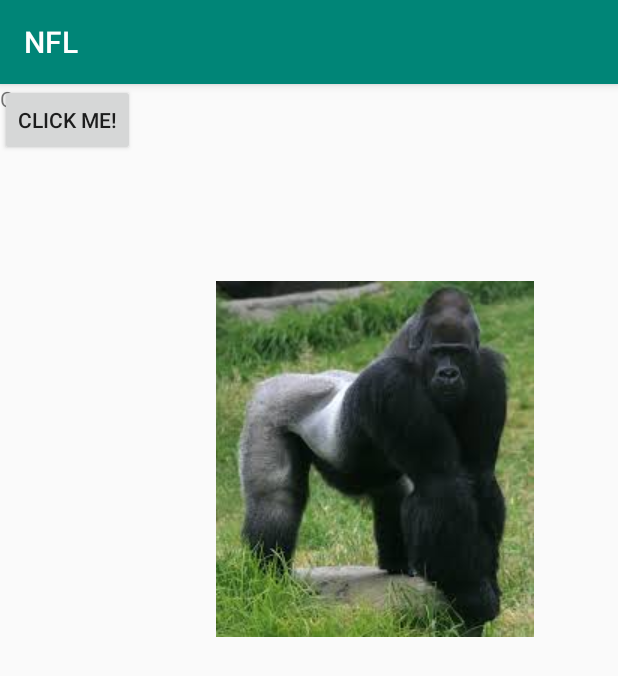
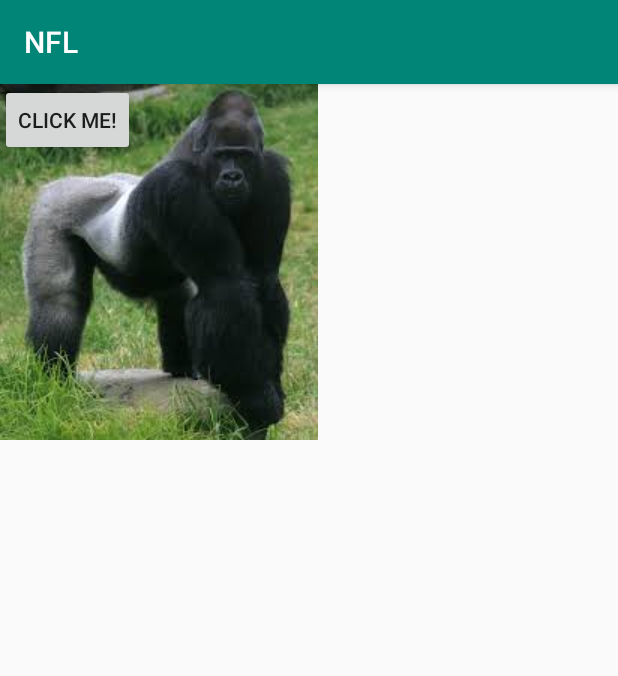
Before and after one commit to yiftachnachman/AndroidDevApp, an Android app: the MainActivity screen opened directly, with no data from a screen before it, on a phone screen of 412 x 824 dp. Shown: the top 676 px of the screen. Run offline under Robolectric (Android 15) with nearby library versions, the phone set to English and light mode, and no system bars; our stand-ins replace AdMob; libraries missing offline, so code that uses them is left out: me.ibrahimsn.library; 2 statements that could not run were skipped.

Commit message:
Update 7 & 8

```diff
--- a/app/src/main/res/layout/activity_main.xml
+++ b/app/src/main/res/layout/activity_main.xml
@@ -1,8 +1,8 @@
 <?xml version="1.0" encoding="utf-8"?>
-<androidx.coordinatorlayout.widget.CoordinatorLayout
-    xmlns:android="http://schemas.android.com/apk/res/android"
+<androidx.coordinatorlayout.widget.CoordinatorLayout xmlns:android="http://schemas.android.com/apk/res/android"
     xmlns:app="http://schemas.android.com/apk/res-auto"
     xmlns:tools="http://schemas.android.com/tools"
+    android:id="@+id/cordilayout"
     android:layout_width="match_parent"
     android:layout_height="match_parent"
     tools:context=".view.MainActivity">
@@ -11,18 +11,12 @@
         android:id="@+id/myCounter"
         android:layout_width="wrap_content"
         android:layout_height="wrap_content"
-        android:text="Counter: "
-        app:layout_constraintBottom_toBottomOf="parent"
-        app:layout_constraintLeft_toLeftOf="parent"
-        app:layout_constraintRight_toRightOf="parent"
-        app:layout_constraintTop_toTopOf="parent"
-        app:layout_constraintVertical_chainStyle="spread_inside"
-        />
+        android:text="Counter: " />
 
     <ImageView
         android:id="@+id/myImage"
-        android:layout_width="500dp"
-        android:layout_height="500dp"
+        android:layout_width="wrap_content"
+        android:layout_height="wrap_content"
         android:scaleType="center"
         android:src="@drawable/gorilla"
         app:layout_constraintBottom_toBottomOf="parent"
@@ -41,10 +35,23 @@
         app:layout_constraintTop_toTopOf="parent"
         tools:visibility="visible" />
 
-<!--    <Button-->
-<!--        android:id="@+id/button"-->
-<!--        android:layout_width="wrap_content"-->
-<!--        android:layout_height="wrap_content"-->
-<!--        android:text="Button" />-->
+    <com.google.android.gms.ads.AdView
+        android:id="@+id/adView"
+        android:layout_width="wrap_content"
+        android:layout_height="wrap_content"
+        app:layout_anchor="@+id/myImage"
+        app:layout_anchorGravity="end|top" />
+
+    <TextView
+        android:id="@+id/textView"
+        android:layout_width="wrap_content"
+        android:layout_height="wrap_content"
+        android:text="TextView" />
+
+    <!--    <Button-->
+    <!--        android:id="@+id/button"-->
+    <!--        android:layout_width="wrap_content"-->
+    <!--        android:layout_height="wrap_content"-->
+    <!--        android:text="Button" />-->
 
 </androidx.coordinatorlayout.widget.CoordinatorLayout>
--- a/build.gradle
+++ b/build.gradle
@@ -20,7 +20,7 @@ allprojects {
         google()
         jcenter()
         maven {url 'https://jitpack.io'}
-
+        maven{ url "http://giphy.bintray.com/giphy-sdk" }
     }
 }
 
```
Also changed, not shown: app/build.gradle (+19 -0 lines), app/src/main/res/layout/activity_login.xml (+10 -1 lines).
